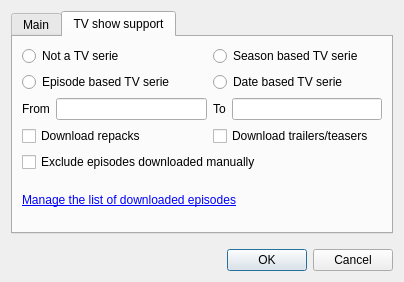
Qt form src/rss/RssRegexpDlg.ui (LubosD/fatrat) before a commit.
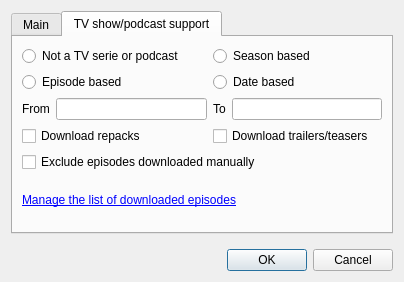
The same form after that commit. The open tabs and pages were chosen to show the change.

```diff
--- a/src/rss/RssRegexpDlg.ui
+++ b/src/rss/RssRegexpDlg.ui
@@ -128,34 +128,34 @@
        </rect>
       </property>
       <attribute name="title" >
-       <string>TV show support</string>
+       <string>TV show/podcast support</string>
       </attribute>
       <layout class="QGridLayout" name="gridLayout" >
        <item row="0" column="0" colspan="2" >
         <widget class="QRadioButton" name="radioTVSNone" >
          <property name="text" >
-          <string>Not a TV serie</string>
+          <string>Not a TV serie or podcast</string>
          </property>
         </widget>
        </item>
        <item row="0" column="2" colspan="2" >
         <widget class="QRadioButton" name="radioTVSSeason" >
          <property name="text" >
-          <string>Season based TV serie</string>
+          <string>Season based</string>
          </property>
         </widget>
        </item>
        <item row="1" column="0" colspan="2" >
         <widget class="QRadioButton" name="radioTVSEpisode" >
          <property name="text" >
-          <string>Episode based TV serie</string>
+          <string>Episode based</string>
          </property>
         </widget>
        </item>
        <item row="1" column="2" colspan="2" >
         <widget class="QRadioButton" name="radioTVSDate" >
          <property name="text" >
-          <string>Date based TV serie</string>
+          <string>Date based</string>
          </property>
         </widget>
        </item>
```
